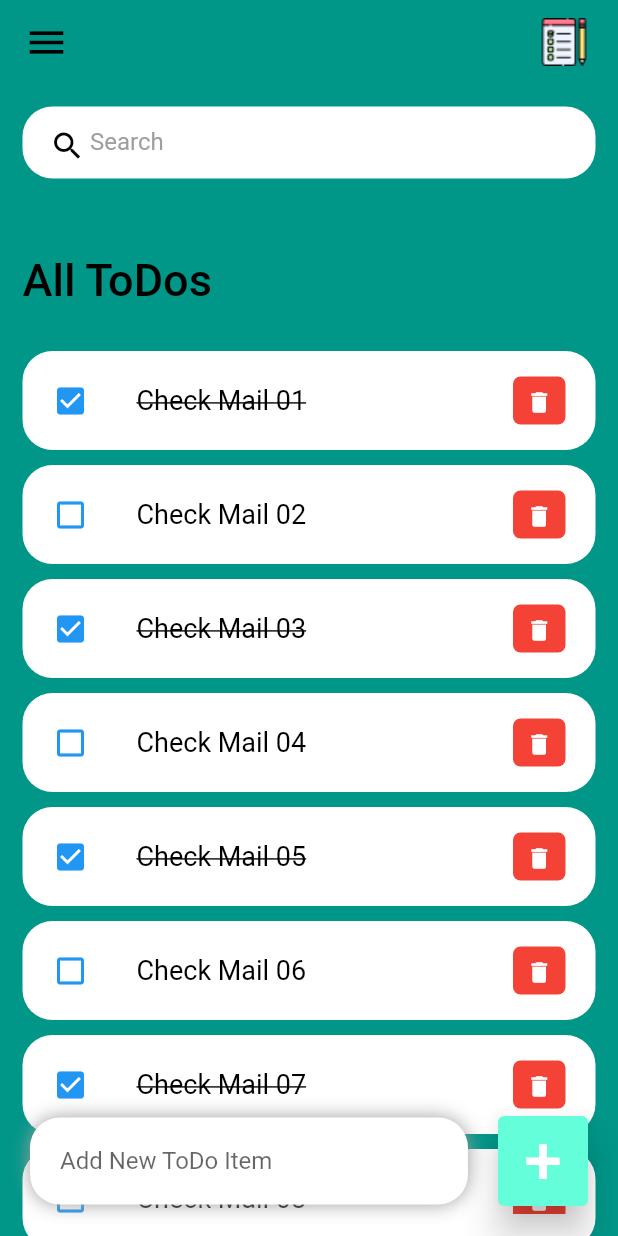
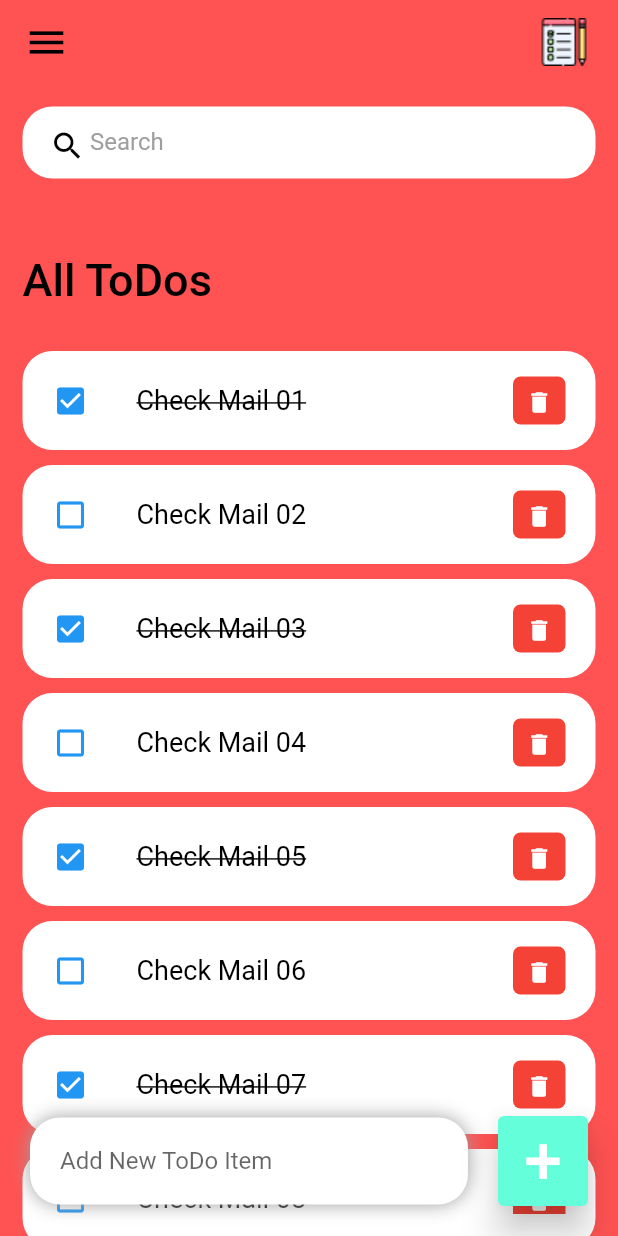
Before and after one commit to sahilrajput2223/to-do, a Flutter app: the screen it shows after launch, on a phone screen of 412 x 824 dp. Run offline on Flutter 3.47's test engine with Material 2 defaults, Android fonts, the phone set to English and light mode, and no system bars.

Commit message:
Background Color Updated from teal to redAccent

```diff
--- a/lib/constants/colours.dart
+++ b/lib/constants/colours.dart
@@ -4,5 +4,5 @@ const Color colorRed = Colors.red;
 const Color colorBlue = Colors.blue;
 const Color colorBlack = Colors.black;
 const Color colorGrey = Colors.grey;
-const Color colorBg = Colors.teal;
+const Color colorBg = Colors.redAccent;
 const Color colorGreen = Colors.green;
```
